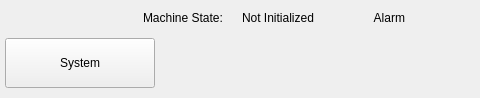
Above: ui/resources/Navigation_widget.ui from tamdak-dan/rch-steamer before the change; both pictures show x 320 to 800 and y 0 to 98 of the 800 by 98 pixel window. Below: the same form after it.
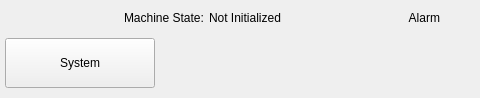
That is the form after the change.

What changed in the file:
```diff
--- a/ui/resources/Navigation_widget.ui
+++ b/ui/resources/Navigation_widget.ui
@@ -106,7 +106,7 @@
          </property>
         </widget>
        </item>
-       <item>
+       <item alignment="Qt::AlignmentFlag::AlignLeft">
         <widget class="QLabel" name="PLC_sMachineState">
          <property name="sizePolicy">
           <sizepolicy hsizetype="Maximum" vsizetype="Preferred">
@@ -117,6 +117,9 @@
          <property name="text">
           <string>Not Initialized</string>
          </property>
+         <property name="indent">
+          <number>5</number>
+         </property>
         </widget>
        </item>
        <item>
@@ -158,6 +161,9 @@
          <property name="alignment">
           <set>Qt::AlignmentFlag::AlignRight|Qt::AlignmentFlag::AlignTrailing|Qt::AlignmentFlag::AlignVCenter</set>
          </property>
+         <property name="indent">
+          <number>5</number>
+         </property>
         </widget>
        </item>
        <item>
```
